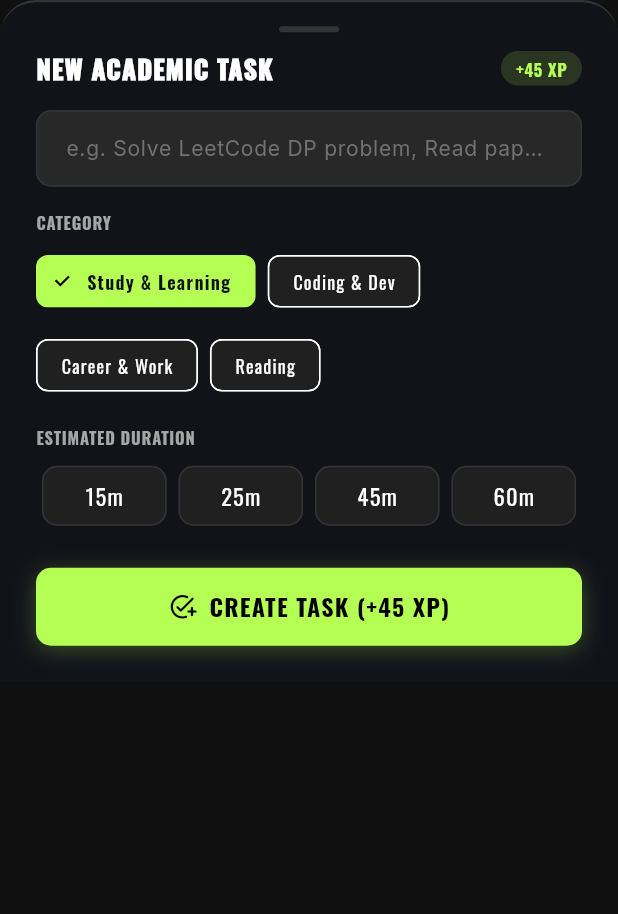
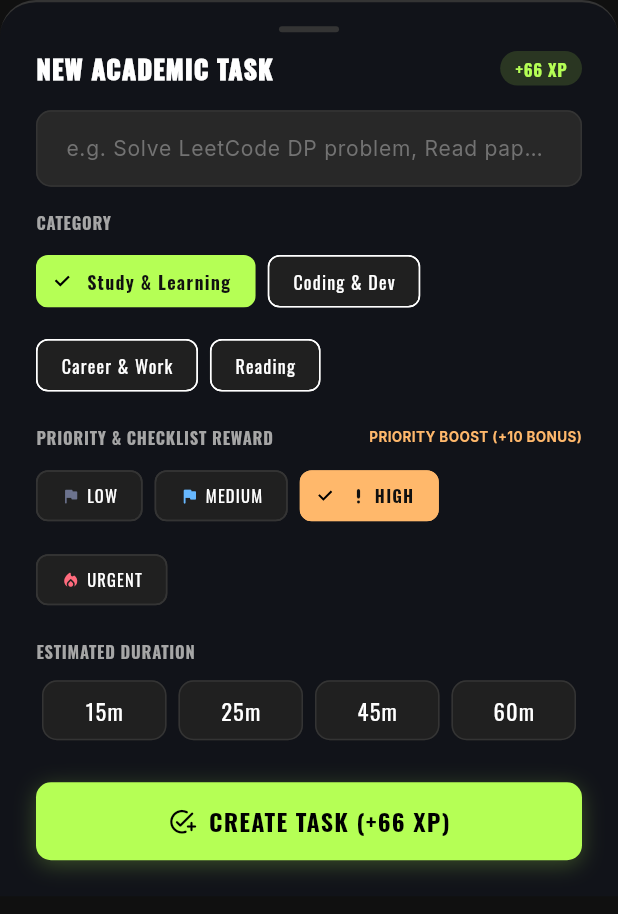
Before and after one commit to sukrut07/Questly, a Flutter app: the QuickTaskBottomSheet widget shown alone on an empty page, opened directly, on a phone screen of 412 x 824 dp. Shown: the top 914 px of the screen. Run offline on Flutter 3.47's test engine with Material 3 defaults, Android fonts, the phone set to English and light mode, and no system bars; our stand-ins replace dio, fl_chart, flutter_riverpod, flutter_secure_storage, go_router, google_fonts and 1 more; accounts and stored records are empty.

Commit message:
feat: add priority-scaled XP calculations and UI support for tasks and subtasks

```diff
--- a/mobile/lib/features/gamification/domain/engine/xp_progression_engine.dart
+++ b/mobile/lib/features/gamification/domain/engine/xp_progression_engine.dart
@@ -81,6 +81,39 @@ class XpProgressionEngine {
     return (base + bonus).clamp(10, 150);
   }
 
+  /// Calculates Priority-scaled Checklist XP for completing a main task on priority.
+  static int calculateTaskChecklistXp({
+    required QuestPriority priority,
+    required QuestDifficulty difficulty,
+    int estimatedMinutes = 30,
+  }) {
+    final base = calculateQuestXp(difficulty, estimatedMinutes);
+    switch (priority) {
+      case QuestPriority.urgent:
+        return ((base * 1.5).round() + 20).clamp(25, 200);
+      case QuestPriority.high:
+        return ((base * 1.25).round() + 10).clamp(20, 180);
+      case QuestPriority.medium:
+        return base;
+      case QuestPriority.low:
+        return (base * 0.8).round().clamp(10, 120);
+    }
+  }
+
+  /// Calculates Priority-scaled Checklist XP for checking off an individual subtask.
+  static int calculateSubtaskXp(QuestPriority priority) {
+    switch (priority) {
+      case QuestPriority.urgent:
+        return 18;
+      case QuestPriority.high:
+        return 14;
+      case QuestPriority.medium:
+        return 10;
+      case QuestPriority.low:
+        return 8;
+    }
+  }
+
   static int calculateFocusXp(int elapsedMinutes) {
     if (elapsedMinutes <= 0) return 0;
     return elapsedMinutes.clamp(1, AppConstants.maxSessionFocusXp);
--- a/mobile/lib/features/quests/presentation/widgets/quick_task_bottom_sheet.dart
+++ b/mobile/lib/features/quests/presentation/widgets/quick_task_bottom_sheet.dart
@@ -32,8 +32,8 @@ class QuickTaskBottomSheet extends ConsumerStatefulWidget {
 class _QuickTaskBottomSheetState extends ConsumerState<QuickTaskBottomSheet> {
   final _titleController = TextEditingController();
   QuestCategory _selectedCategory = QuestCategory.study;
-  final QuestPriority _selectedPriority = QuestPriority.high;
-  final QuestDifficulty _selectedDifficulty = QuestDifficulty.medium;
+  QuestPriority _selectedPriority = QuestPriority.high;
+  QuestDifficulty _selectedDifficulty = QuestDifficulty.medium;
   int _estimatedMinutes = 30;
   bool _isSaving = false;
 
@@ -43,9 +43,10 @@ class _QuickTaskBottomSheetState extends ConsumerState<QuickTaskBottomSheet> {
     super.dispose();
   }
 
-  int get _xpReward => XpProgressionEngine.calculateQuestXp(
-    _selectedDifficulty,
-    _estimatedMinutes,
+  int get _xpReward => XpProgressionEngine.calculateTaskChecklistXp(
+    priority: _selectedPriority,
+    difficulty: _selectedDifficulty,
+    estimatedMinutes: _estimatedMinutes,
   );
 
   Future<void> _handleSave() async {
@@ -189,6 +190,70 @@ class _QuickTaskBottomSheetState extends ConsumerState<QuickTaskBottomSheet> {
                   }).toList(),
             ),
             const SizedBox(height: AppSpacing.md),
+            Row(
+              mainAxisAlignment: MainAxisAlignment.spaceBetween,
+              children: [
+                Text(
+                  'PRIORITY & CHECKLIST REWARD',
+                  style: AppTypography.captionBold.copyWith(
+                    color: AppColors.textSecondary,
+                  ),
+                ),
+                Text(
+                  _selectedPriority == QuestPriority.urgent
+                      ? 'HIGH XP MULTIPLIER (+20 BONUS)'
+                      : _selectedPriority == QuestPriority.high
+                      ? 'PRIORITY BOOST (+10 BONUS)'
+                      : 'STANDARD XP',
+                  style: TextStyle(
+                    fontSize: 9,
+                    fontWeight: FontWeight.bold,
+                    color: _selectedPriority.color,
+                  ),
+                ),
+              ],
+            ),
+            const SizedBox(height: AppSpacing.xs),
+            Wrap(
+              spacing: 8,
+              runSpacing: 8,
+              children: QuestPriority.values.map((p) {
+                final isSelected = _selectedPriority == p;
+                return ChoiceChip(
+                  label: Row(
+                    mainAxisSize: MainAxisSize.min,
+                    children: [
+                      Icon(
+                        p == QuestPriority.urgent
+                            ? Icons.local_fire_department_rounded
+                            : p == QuestPriority.high
+                            ? Icons.priority_high_rounded
+                            : Icons.flag_rounded,
+                        size: 13,
+                        color: isSelected ? AppColors.darkBase : p.color,
+                      ),
+                      const SizedBox(width: 4),
+                      Text(p.displayName.toUpperCase()),
+                    ],
+                  ),
+                  selected: isSelected,
+                  selectedColor: p.color,
+                  backgroundColor: AppColors.darkCard,
+                  side: BorderSide(
+                    color: isSelected ? p.color : AppColors.darkBorder,
+                  ),
+                  labelStyle: TextStyle(
+                    color: isSelected ? AppColors.darkBase : Colors.white,
+                    fontWeight: isSelected ? FontWeight.bold : FontWeight.normal,
+                    fontSize: 11,
+                  ),
+                  onSelected: (val) {
+                    if (val) setState(() => _selectedPriority = p);
+                  },
+                );
+              }).toList(),
+            ),
+            const SizedBox(height: AppSpacing.md),
             Text(
               'ESTIMATED DURATION',
               style: AppTypography.captionBold.copyWith(
```
